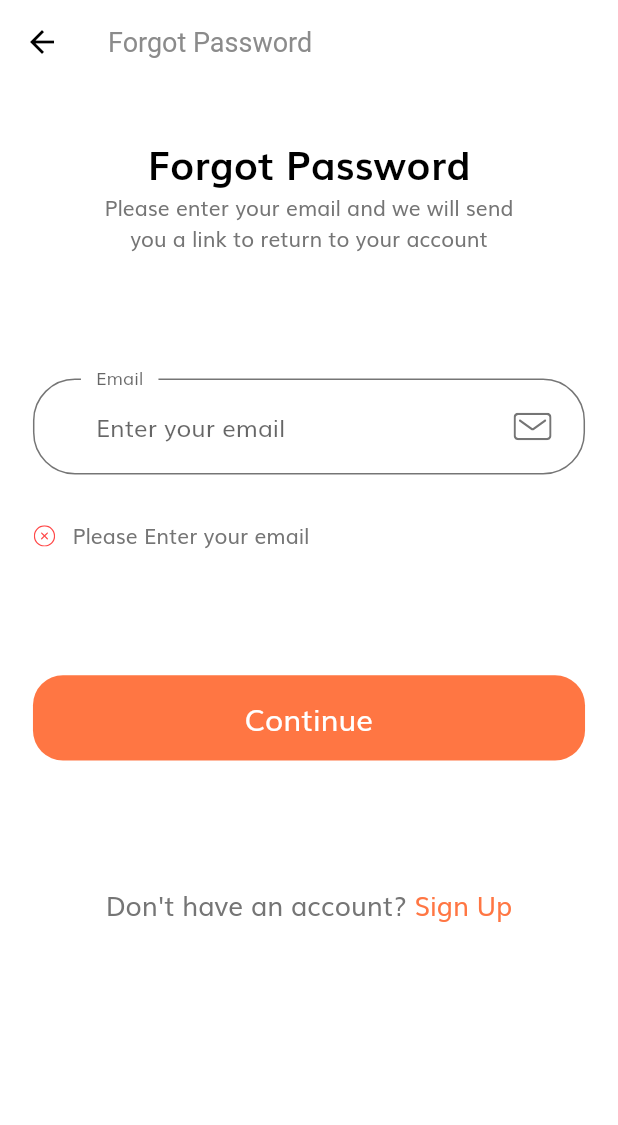
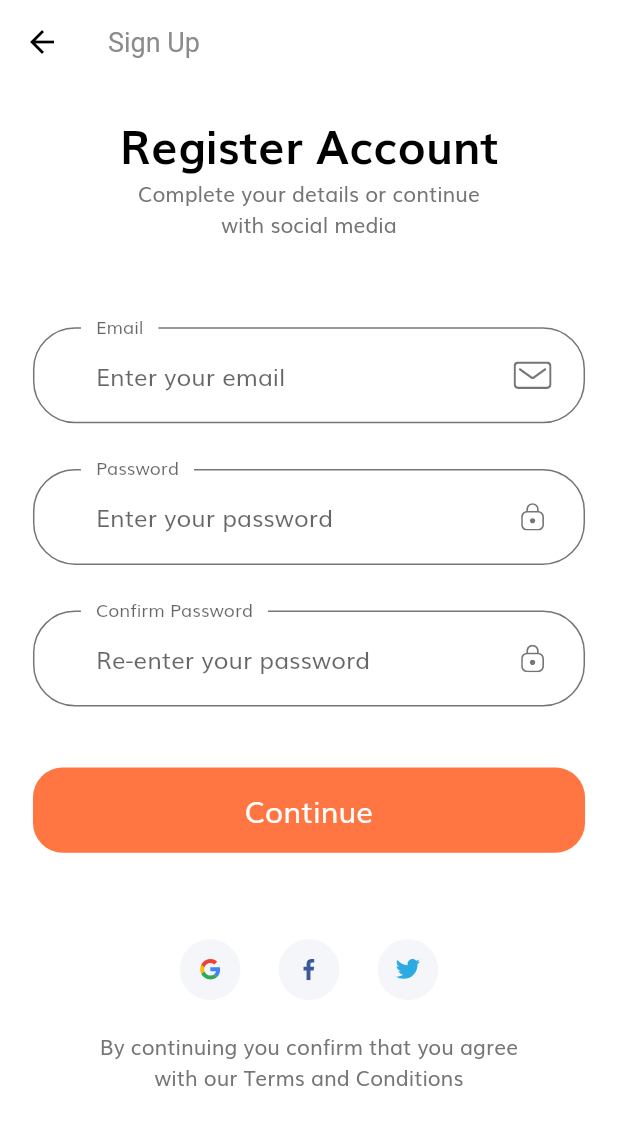
Before and after one commit to guilhermeblima/ecommerce_app_ui, a Flutter app: the ForgotPasswordScreen screen opened by its route, after a tap on "Continue", after a tap on "Sign Up", on a phone screen of 412 x 824 dp. Shown: the top 1125 px of the screen. Run offline on Flutter 3.47's test engine with Material 2 defaults, Android fonts, the phone set to English and light mode, and no system bars; our stand-ins replace flutter_svg.

Commit message:
added screen for account registration

```diff
--- a/lib/components/no_account_text.dart
+++ b/lib/components/no_account_text.dart
@@ -1,4 +1,5 @@
 import 'package:flutter/material.dart';
+import 'package:shop_app/screens/sign_up/sign_up_screen.dart';
 
 import '../constants.dart';
 import '../size_config.dart';
@@ -18,7 +19,7 @@ class NoAccountText extends StatelessWidget {
           style: TextStyle(fontSize: getProportionateScreenWidth(16)),
         ),
         GestureDetector(
-          onTap: () {},
+          onTap: () => Navigator.pushNamed(context, SignUpScreen.routeName),
           child: Text(
             "Sign Up",
             style: TextStyle(
--- a/lib/constants.dart
+++ b/lib/constants.dart
@@ -1,4 +1,5 @@
 import 'package:flutter/material.dart';
+import 'size_config.dart';
 
 const kPrimaryColor = Color(0xFFFF7643);
 const kPrimaryLightColor = Color(0xFFFFECDF);
@@ -11,6 +12,13 @@ const kTextColor = Color(0xFF757575);
 
 const kAnimationDuration = Duration(milliseconds: 200);
 
+final headingStyle = TextStyle(
+  fontSize: getProportionateScreenWidth(28),
+  fontWeight: FontWeight.bold,
+  color: Colors.black,
+  height: 1.5,
+);
+
 // Form Error
 final RegExp emailValidatorRegExp =
     RegExp(r"^[a-zA-Z0-9.]+@[a-zA-Z0-9]+\.[a-zA-Z]+");
--- a/lib/main.dart
+++ b/lib/main.dart
@@ -1,6 +1,5 @@
 import 'package:flutter/material.dart';
 
-import 'package:shop_app/constants.dart';
 import 'package:shop_app/routes.dart';
 import 'package:shop_app/screens/splash/splash_screen.dart';
 import 'package:shop_app/theme.dart';
--- a/lib/routes.dart
+++ b/lib/routes.dart
@@ -2,6 +2,7 @@ import 'package:flutter/widgets.dart';
 import 'package:shop_app/screens/forgot_password/forgot_password_screen.dart';
 import 'package:shop_app/screens/login_success/login_success_screen.dart';
 import 'package:shop_app/screens/sign_in/sign_in_screen.dart';
+import 'package:shop_app/screens/sign_up/sign_up_screen.dart';
 import 'package:shop_app/screens/splash/splash_screen.dart';
 
 // We use name route
@@ -11,4 +12,5 @@ final Map<String, WidgetBuilder> routes = {
   SignInScreen.routeName: (context) => SignInScreen(),
   ForgotPasswordScreen.routeName: (context) => ForgotPasswordScreen(),
   LoginSuccessScreen.routeName: (context) => LoginSuccessScreen(),
+  SignUpScreen.routeName: (context) => SignUpScreen(),
 };
--- /dev/null
+++ b/lib/screens/sign_up/components/body.dart
@@ -0,0 +1,56 @@
+import 'package:flutter/material.dart';
+import 'package:shop_app/components/social_card.dart';
+import 'package:shop_app/constants.dart';
+import 'package:shop_app/size_config.dart';
+
+import 'sign_up_form.dart';
+
+class Body extends StatelessWidget {
+  @override
+  Widget build(BuildContext context) {
+    return SizedBox(
+      width: double.infinity,
+      child: SingleChildScrollView(
+        child: Column(
+          children: [
+            SizedBox(height: SizeConfig.screenHeight * 0.02), //2%
+            Text(
+              "Register Account",
+              style: headingStyle,
+            ),
+            Text(
+              "Complete your details or continue \nwith social media",
+              textAlign: TextAlign.center,
+            ),
+            SizedBox(
+                height: SizeConfig.screenHeight * 0.07), //8% of total height
+            SignUpForm(),
+            SizedBox(height: SizeConfig.screenHeight * 0.07),
+            Row(
+              mainAxisAlignment: MainAxisAlignment.center,
+              children: [
+                SocialCard(
+                  icon: "assets/icons/google-icon.svg",
+                  press: () {},
+                ),
+                SocialCard(
+                  icon: "assets/icons/facebook-2.svg",
+                  press: () {},
+                ),
+                SocialCard(
+                  icon: "assets/icons/twitter.svg",
+                  press: () {},
+                ),
+              ],
+            ),
+            SizedBox(height: getProportionateScreenHeight(20)),
+            Text(
+              "By continuing you confirm that you agree \nwith our Terms and Conditions",
+              textAlign: TextAlign.center,
+            ),
+          ],
+        ),
+      ),
+    );
+  }
+}
--- /dev/null
+++ b/lib/screens/sign_up/components/sign_up_form.dart
@@ -0,0 +1,167 @@
+import 'package:flutter/material.dart';
+import 'package:shop_app/components/custom_suffix_icon.dart';
+import 'package:shop_app/components/default_button.dart';
+import 'package:shop_app/components/form_error.dart';
+
+import '../../../constants.dart';
+import '../../../size_config.dart';
+
+class SignUpForm extends StatefulWidget {
+  @override
+  _SignUpFormState createState() => _SignUpFormState();
+}
+
+class _SignUpFormState extends State<SignUpForm> {
+  final _formKey = GlobalKey<FormState>();
+  String email;
+  String password;
+  String confirmPassword;
+  final List<String> errors = [];
+
+  void addError({String error}) {
+    if (!errors.contains(error))
+      setState(() {
+        errors.add(error);
+      });
+  }
+
+  void removeError({String error}) {
+    if (errors.contains(error))
+      setState(() {
+        errors.remove(error);
+      });
+  }
+
+  @override
+  Widget build(BuildContext context) {
+    return Form(
+      key: _formKey,
+      child: Padding(
+        padding: EdgeInsets.symmetric(
+          horizontal: getProportionateScreenWidth(20),
+        ),
+        child: Column(
+          children: [
+            buildEmailFormField(),
+            SizedBox(height: getProportionateScreenHeight(30)),
+            buildPasswordFormField(),
+            SizedBox(height: getProportionateScreenHeight(30)),
+            buildConfPasswordFormField(),
+            FormError(
+              errors: errors,
+            ),
+            SizedBox(height: getProportionateScreenHeight(40)),
+            DefaultButton(
+              text: "Continue",
+              press: () {
+                if (_formKey.currentState.validate()) {
+                  // Go to complete profile page.
+                }
+              },
+            )
+          ],
+        ),
+      ),
+    );
+  }
+
+  TextFormField buildConfPasswordFormField() {
+    return TextFormField(
+      obscureText: true,
+      onSaved: (newValue) => confirmPassword = newValue,
+      onChanged: (value) {
+        if (password == confirmPassword) {
+          removeError(error: kMatchPassError);
+        }
+        return null;
+      },
+      validator: (value) {
+        if (value.isEmpty) {
+          return "";
+        } else if (password != confirmPassword) {
+          addError(error: kMatchPassError);
+          return "";
+        }
+        return null;
+      },
+      decoration: InputDecoration(
+        labelText: "Confirm Password",
+        hintText: "Re-enter your password",
+        floatingLabelBehavior: FloatingLabelBehavior.always,
+        suffixIcon: CustomSuffixIcon(
+          svgIcon: "assets/icons/Lock.svg",
+        ),
+      ),
+    );
+  }
+
+  TextFormField buildPasswordFormField() {
+    return TextFormField(
+      obscureText: true,
+      onSaved: (newValue) => password = newValue,
+      onChanged: (value) {
+        if (value.isNotEmpty && errors.contains(kPassNullError)) {
+          removeError(error: kPassNullError);
+        } else if (value.length >= 8 && errors.contains(kShortPassError)) {
+          removeError(error: kShortPassError);
+        }
+        password = value;
+        return null;
+      },
+      validator: (value) {
+        if (value.isEmpty && !errors.contains(kPassNullError)) {
+          addError(error: kPassNullError);
+          return "";
+        } else if (value.length < 8 && !errors.contains(kShortPassError)) {
+          addError(error: kShortPassError);
+          return "";
+        }
+        return null;
+      },
+      decoration: InputDecoration(
+        labelText: "Password",
+        hintText: "Enter your password",
+        floatingLabelBehavior: FloatingLabelBehavior.always,
+        suffixIcon: CustomSuffixIcon(
+          svgIcon: "assets/icons/Lock.svg",
+        ),
+      ),
+    );
+  }
+
+  TextFormField buildEmailFormField() {
+    return TextFormField(
+      keyboardType: TextInputType.emailAddress,
+      onSaved: (newValue) => email = newValue,
+      onChanged: (value) {
+        if (value.isNotEmpty && errors.contains(kEmailNullError)) {
+          removeError(error: kEmailNullError);
+          return "";
+        } else if (emailValidatorRegExp.hasMatch(value) &&
+            errors.contains(kInvalidEmailError)) {
+          removeError(error: kInvalidEmailError);
+          return "";
+        }
+        return null;
+      },
+      validator: (value) {
+        if (value.isEmpty && !errors.contains(kEmailNullError)) {
+          addError(error: kEmailNullError);
+        } else if (!emailValidatorRegExp.hasMatch(value) &&
+            !errors.contains(kInvalidEmailError)) {
+          addError(error: kInvalidEmailError);
+          return "";
+        }
+        return null;
+      },
+      decoration: InputDecoration(
+        labelText: "Email",
+        hintText: "Enter your email",
+        floatingLabelBehavior: FloatingLabelBehavior.always,
+        suffixIcon: CustomSuffixIcon(
+          svgIcon: "assets/icons/Mail.svg",
+        ),
+      ),
+    );
+  }
+}
--- /dev/null
+++ b/lib/screens/sign_up/sign_up_screen.dart
@@ -0,0 +1,16 @@
+import 'package:flutter/material.dart';
+
+import 'components/body.dart';
+
+class SignUpScreen extends StatelessWidget {
+  static String routeName = "/sign_up";
+  @override
+  Widget build(BuildContext context) {
+    return Scaffold(
+      appBar: AppBar(
+        title: Text("Sign Up"),
+      ),
+      body: Body(),
+    );
+  }
+}
```
